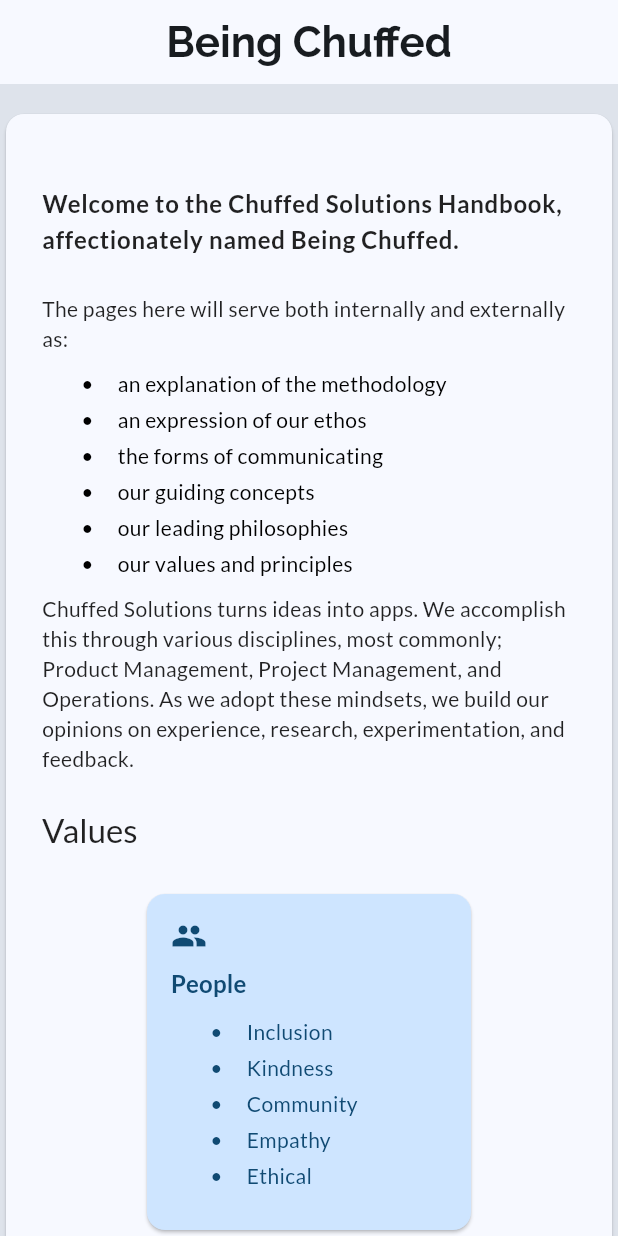
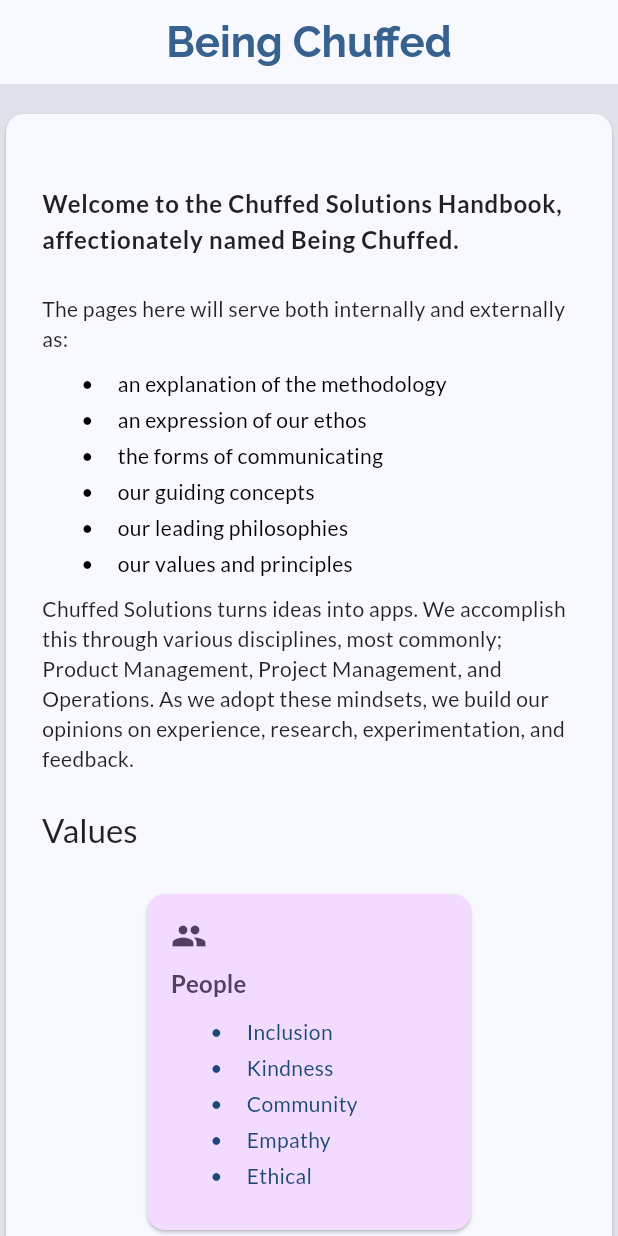
Before and after one commit to ChuffedDom/being-chuffed, a Flutter app: the screen it shows after launch, on a phone screen of 412 x 824 dp. Run offline on Flutter 3.47's test engine with Material 2 defaults, Android fonts, the phone set to English and light mode, and no system bars; our stand-ins replace firebase_core, google_fonts; accounts and stored records are empty; statements that could not run were skipped.

Commit message:
Change colour plalette

```diff
--- a/lib/homepage.dart
+++ b/lib/homepage.dart
@@ -14,6 +14,7 @@
           style: GoogleFonts.raleway(
             fontSize: 28,
             fontWeight: FontWeight.bold,
+            color: Theme.of(context).colorScheme.primary,
           ),
         ),
         centerTitle: true,
@@ -72,10 +73,10 @@
                           ValueItem(
                             icon: Icons.people,
                             backgroundColor:
-                                Theme.of(context).colorScheme.primaryContainer,
+                                Theme.of(context).colorScheme.tertiaryContainer,
                             textColor: Theme.of(context)
                                 .colorScheme
-                                .onPrimaryContainer,
+                                .onTertiaryContainer,
                             title: "People",
                             description: "something something something",
                             unorderedList: UnorderedList(
@@ -94,16 +95,16 @@
                           ValueItem(
                             icon: Icons.public,
                             backgroundColor:
-                                Theme.of(context).colorScheme.primaryContainer,
+                                Theme.of(context).colorScheme.tertiaryContainer,
                             textColor: Theme.of(context)
                                 .colorScheme
-                                .onPrimaryContainer,
+                                .onTertiaryContainer,
                             title: "Planet",
                             description: "something something something",
                             unorderedList: UnorderedList(
                               color: Theme.of(context)
                                   .colorScheme
-                                  .onPrimaryContainer,
+                                  .onTertiaryContainer,
                               children: const [
                                 "Sustainability",
                                 "Environment",
@@ -116,16 +117,16 @@
                           ValueItem(
                             icon: Icons.rocket_launch,
                             backgroundColor:
-                                Theme.of(context).colorScheme.primaryContainer,
+                                Theme.of(context).colorScheme.tertiaryContainer,
                             textColor: Theme.of(context)
                                 .colorScheme
-                                .onPrimaryContainer,
+                                .onTertiaryContainer,
                             title: "Progress",
                             description: "something something something",
                             unorderedList: UnorderedList(
                               color: Theme.of(context)
                                   .colorScheme
-                                  .onPrimaryContainer,
+                                  .onTertiaryContainer,
                               children: const [
                                 "Iteration",
                                 "Innovation",
@@ -136,11 +137,12 @@
                             ),
                           ),
                         ],
-                      )
+                      ),
                     ],
                   ),
                 ),
-              )
+              ),
+              const SizedBox(height: 24),
             ],
           ),
         ),
--- a/lib/main.dart
+++ b/lib/main.dart
@@ -20,7 +20,7 @@
     return MaterialApp(
       title: 'Being Chuffed',
       theme: ThemeData(
-        colorSchemeSeed: Color.fromARGB(24, 44, 62, 80),
+        colorSchemeSeed: Color.fromARGB(255, 4, 76, 130),
         textTheme: GoogleFonts.latoTextTheme(),
         fontFamily: '--apple-system',
         useMaterial3: true,
```
